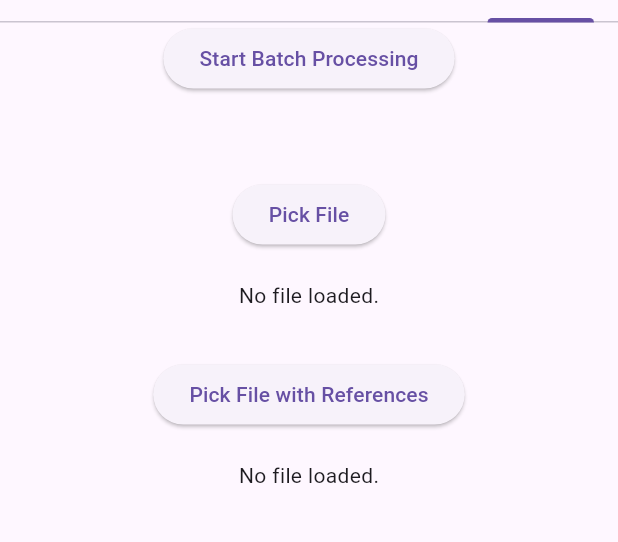
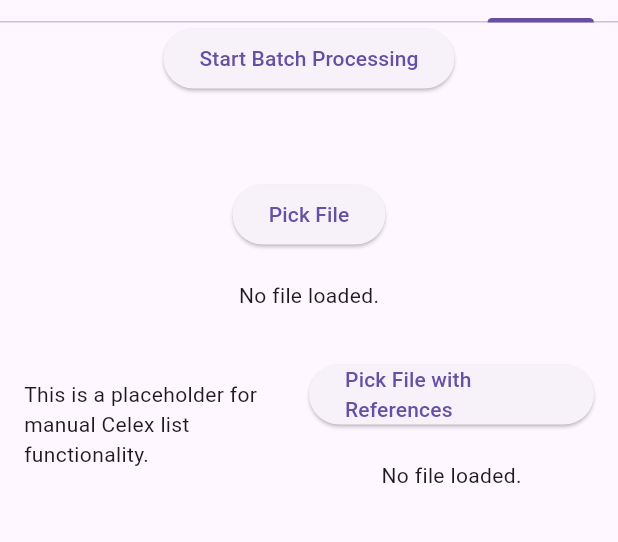
Before and after one commit to jumajazu2/eurolex, a Flutter app: the screen it shows after launch, tab 4 chosen, after a tap on "Pick File with References", on a phone screen of 412 x 824 dp, the part 51-593 px from its top. Run offline on Flutter 3.47's test engine with Material 3 defaults, Android fonts, the phone set to English and light mode, and no system bars; our stand-ins replace file_picker; missing offline and left inert: dart:ffi; network calls fail.

Commit message:
upload Reference, index select dropdown, manual Celex numbers upload WIP

```diff
--- a/lib/browseFiles.dart
+++ b/lib/browseFiles.dart
@@ -26,6 +26,7 @@ String pathDirMTD =
     r'\\OPENMEDIAVAULT\ExtSSD\EurLexDump\LEG_MTD_HTML_20250601_00_00'; // Windows path
 
 final logger = LogManager();
+var indexName = 'eurolex4'; // Index name for logging purposes
 
 final dirEN = Directory(pathDirEN);
 final dirSK = Directory(pathDirSK);
@@ -161,6 +162,7 @@ void listFilesInDirEN() async {
             czFile,
             mtdFile,
             dirID,
+            indexName
           );
 
           print(
--- a/lib/preparehtml.dart
+++ b/lib/preparehtml.dart
@@ -28,6 +28,7 @@ var fileEN_DOM;
 var fileCZ_DOM;
 var fileDOM2;
 var celexNumbersExtracted = [];
+var extractedCelex = ['------'];
 
 //purpose: load File 1 containing SK in file name, then load File 2 containing EN in file name
 
@@ -140,7 +141,8 @@ class _FilePickerButtonState extends State<FilePickerButton> {
                               fileContentSK,
                               fileContentCZ,
                               metadata,
-                              "dir", // Directory ID for logging purposes
+                              "dir",
+                              indexName, // Directory ID for logging purposes
                             );
                             // print(jsonOutput);
                           },
@@ -180,7 +182,6 @@ class _FilePickerButtonState2 extends State<FilePickerButton2> {
       if (await file.exists()) {
         String content = await file.readAsString();
 
-        setState(()
         // Update the state with the file content
         {
           fileContent2 = content;
@@ -205,37 +206,49 @@ class _FilePickerButtonState2 extends State<FilePickerButton2> {
           } else {
             print('File content is empty.');
           }
+          //manual overide of celex number extracted
+          celexNumbersExtracted = [
+            '32018D0859', //COMMISSION DECISION (EU) 2018/859
+            '62021CJ0457', // JUDGMENT OF THE COURT (Second Chamber) Case C‑457/21
+            '62017TJ0816', //  JUDGMENT OF THE GENERAL COURT  Cases T‑816/17 and T‑318/18,
+          ]; // Example manual override
+          print('Manual override of celex numbers: $celexNumbersExtracted');
 
+          //end of manual override
           for (var i in celexNumbersExtracted) {
             print('Processing Celex number: $i');
-            // Call the function to load HTML from the Celex number
-            loadHtmtFromCelex(celexNumbersExtracted[i], 'SK').then((
-              htmlSK,
-            ) async {
-              fileSK_DOM = html_parser.parse(htmlSK);
+
+            var fileEN = await loadHtmtFromCelex(i, 'EN');
+            fileEN_DOM = i + '.celex@@@' + fileEN;
+            print('Loaded EN HTML for Celex: $i');
+            var fileCZ = await loadHtmtFromCelex(i, 'CS');
+            fileCZ_DOM = i + '.celex@@@' + fileCZ;
+            print('Loaded CS HTML for Celex: $i');
+
+            var fileSK = await loadHtmtFromCelex(i, 'SK');
+            fileSK_DOM = i + '.celex@@@' + fileSK;
             print('Loaded SK HTML for Celex: $i');
+
+            metadata = "%%%#$i"; // Placeholder for metadata
+            extractParagraphs(
+              fileEN_DOM,
+              fileSK_DOM,
+              fileCZ_DOM,
+              metadata,
+              i,
+              "imported",
+            );
+
+            setState(() {
+              extractedCelex.add(
+                i,
+              ); // Add the processed Celex number to the list
+              print('Processed Celex number: $i');
             });
-
-            loadHtmtFromCelex(celexNumbersExtracted[i], 'EN').then((
-              htmlEN,
-            ) async {
-              fileEN_DOM = html_parser.parse(htmlEN);
-              print('Loaded EN HTML for Celex: $i');
-            });
-
-            loadHtmtFromCelex(celexNumbersExtracted[i], 'CZ').then((
-              htmlCZ,
-            ) async {
-              fileCZ_DOM = html_parser.parse(htmlCZ);
-              print('Loaded CZ HTML for Celex: $i');
-            });
-metadata = "URI_List"; // Placeholder for metadata
-            extractParagraphs(fileEN_DOM, fileSK_DOM, fileCZ_DOM, metadata, celexNumbersExtracted[i],
-            );
           }
           // Process the HTML content as needed
           // For example, you can extract specific elements or text from the HTML
-        });
+        }
       } else {
         print("File does not exist!");
       }
@@ -246,8 +259,13 @@ metadata = "URI_List"; // Placeholder for metadata
 
   @override
   Widget build(BuildContext context) {
-    return Padding(
+    return SingleChildScrollView(
+      child: Padding(
         padding: const EdgeInsets.all(16.0),
+        child: Row(
+          children: [
+            Expanded(child: manualCelexList()),
+            Expanded(
               child: Column(
                 mainAxisAlignment: MainAxisAlignment.center,
                 children: [
@@ -256,7 +274,9 @@ metadata = "URI_List"; // Placeholder for metadata
                     onPressed: pickAndLoadFile2,
                     child: Text('Pick File with References'),
                   ),
-          SizedBox(height: 20), // Space between the button and content box
+                  SizedBox(
+                    height: 20,
+                  ), // Space between the button and content box
                   // Box to display file content
                   fileContent2.isEmpty
                       ? Text('No file loaded.')
@@ -271,12 +291,14 @@ metadata = "URI_List"; // Placeholder for metadata
                             child: Column(
                               children: [
                                 Text(
-                          fileContent2,
+                                  extractedCelex.isEmpty
+                                      ? 'No Celex Numbers Processed.' // If the list is empty
+                                      : extractedCelex.length == 1
+                                      ? 'Processed Celex Number: ${extractedCelex.first}' // If the list has one value
+                                      : 'Processed Celex Numbers: ${extractedCelex.join(', ')}', // If the list has multiple values
                                   style: TextStyle(fontFamily: 'monospace'),
                                 ),
-
                                 SizedBox(height: 10),
-
                                 ElevatedButton(
                                   onPressed: () {
                                     var paragraphs = extractParagraphs(
@@ -284,20 +306,34 @@ metadata = "URI_List"; // Placeholder for metadata
                                       fileContentSK,
                                       fileContentCZ,
                                       metadata,
-                              "dir", // Directory ID for logging purposes
+                                      "dir",
+                                      indexName, // Directory ID for logging purposes
                                     );
-                            // print(jsonOutput);
                                   },
                                   child: Text('Extract Paragraphs'),
                                 ),
                               ],
                             ),
-                    // Space between file name and content
                           ),
                         ),
                       ),
                 ],
               ),
+            ),
+          ],
+        ),
+      ),
+    );
+  }
+}
+
+class manualCelexList extends StatelessWidget {
+  @override
+  Widget build(BuildContext context) {
+    return Column(
+      children: [
+        Text('This is a placeholder for manual Celex list functionality.'),
+      ],
     );
   }
 }
@@ -308,14 +344,14 @@ Future<String> loadHtmtFromCelex(
 ) async //based on Celex, language create a link and download any lang file, //eur-lex.europa.eu/legal-content/SK/TXT/HTML/?uri=CELEX:32017D0502
 {
   String url =
-      'http://eur-lex.europa.eu/legal-content/$lang/TXT/?uri=CELEX:$celex';
+      'http://eur-lex.europa.eu/legal-content/$lang/TXT/HTML/?uri=CELEX:$celex';
   print('Loading HTML from URL: $url');
 
   try {
     final response = await http.get(Uri.parse(url));
     if (response.statusCode == 200) {
       String htmlContent = response.body;
-      print('HTML content loaded successfully.');
+      print('HTML content loaded successfully: celex: $celex, lang: $lang');
 
       return htmlContent; // Return the HTML content as a string
       // Process the HTML content as needed
--- a/lib/processDOM.dart
+++ b/lib/processDOM.dart
@@ -26,7 +26,8 @@ List<Map<String, dynamic>> extractParagraphs(
   String htmlSK,
   String htmlCZ,
   String metadata,
-  String dirID, // Directory ID for logging purposes
+  String dirID,
+  String indexName, // Directory ID for logging purposes
 ) {
   //check if files names match expect lang
 
@@ -157,19 +158,19 @@ List<Map<String, dynamic>> extractParagraphs(
     }
   }
   jsonOutput = jsonEncode(jsonData);
-  openSearchUpload(jsonData);
+  openSearchUpload(jsonData, indexName);
 
   logger.log(
     "$dirPointer, $dirID, Processed, Celex: $celex, status_ok, $htmlENFileName",
   );
   //JSOn ready, now turning in into NDJSON + action part
-
+  print("Extract paragraphs uploaded to Open Search>COMPLETED");
   return jsonData;
 }
 
 //https://eur-lex.europa.eu/legal-content/EN-SK/TXT/?uri=CELEX:32022D2391
 
-void openSearchUpload(json) {
+void openSearchUpload(json, indexName) {
   // Your regular JSON data (similar to the data you uploaded)
   var bilingualData = json;
 
@@ -182,7 +183,7 @@ void openSearchUpload(json) {
   for (var sentence in bilingualData) {
     var action = {
       "index": {
-        "_index": "eurolex4", // Your OpenSearch index name
+        "_index": indexName, // Your OpenSearch index name
         // Let OpenSearch generate a unique _id
         // _id is omitted, so OpenSearch generates it automatically
       },
@@ -230,6 +231,12 @@ Future<String> sendToOpenSearch(String url, List<String> bulkData) async {
 String getmetadata(metadataRDF) //get celex and cellar info from RDF metadata
 // find rdf:resource="http://publications.europa.eu/resource/celex/  data follows
 {
+  if (metadataRDF.contains('%%%#')) {
+    metadataRDF = metadataRDF.split('%%%#')[1];
+    print('Celex Overide for Reference Upload: $metadataRDF');
+    return metadataRDF;
+  }
+
   final regex = RegExp(
     r'owl:sameAs rdf:resource="http://publications\.europa\.eu/resource/celex/([^"/]+)',
   );
--- a/lib/search.dart
+++ b/lib/search.dart
@@ -21,6 +21,7 @@ var contextEnSkCz;
 var queryText;
 var queryPattern;
 List enHighlightedResults = [];
+var activeIndex = 'imported';
 
 class SearchTabWidget extends StatefulWidget {
   final String queryText;
@@ -45,7 +46,7 @@ class _SearchTabWidgetState extends State<SearchTabWidget> {
     queryPattern = query;
 
     var resultsOS = await sendToOpenSearch(
-      'http://localhost:9200/eurolex4/_search',
+      'http://localhost:9200/$activeIndex/_search',
       [jsonEncode(query)],
     );
     var decodedResults = jsonDecode(resultsOS);
@@ -422,6 +423,11 @@ class _SearchTabWidgetState extends State<SearchTabWidget> {
         // Search field with Enter key trigger
         Padding(
           padding: const EdgeInsets.all(8.0),
+          child: Row(
+            children: [
+              // TextField taking most of the space
+              Expanded(
+                flex: 9, // 9/10 of the row
                 child: TextField(
                   controller: _searchController,
                   decoration: InputDecoration(
@@ -439,6 +445,48 @@ class _SearchTabWidgetState extends State<SearchTabWidget> {
                     ),
                   ),
                   onSubmitted: (value) => _startSearch(),
+                ),
+              ),
+              SizedBox(
+                width: 30,
+              ), // Add some spacing between the TextField and the dropdown
+              // Dropdown taking about 1/10 of the space
+              Flexible(
+                flex: 1, // 1/10 of the row
+                child: InputDecorator(
+                  decoration: InputDecoration(
+                    labelText: 'Search Index', // Label embedded in the frame
+                    border: OutlineInputBorder(
+                      borderRadius: BorderRadius.circular(8),
+                    ),
+                    contentPadding: EdgeInsets.symmetric(
+                      horizontal: 12,
+                      vertical: 8,
+                    ),
+                  ),
+                  child: DropdownButtonHideUnderline(
+                    child: DropdownButton<String>(
+                      isExpanded: true,
+                      value: activeIndex, // Default selected value
+                      items:
+                          <String>['eurolex4', 'imported'].map((String value) {
+                            return DropdownMenuItem<String>(
+                              value: value,
+                              child: Text(value),
+                            );
+                          }).toList(),
+                      onChanged: (String? newValue) {
+                        setState(() {
+                          activeIndex = newValue!;
+                        });
+                        // Handle dropdown selection
+                        print('Selected: $newValue');
+                      },
+                    ),
+                  ),
+                ),
+              ),
+            ],
           ),
         ),
         // Start Search button
@@ -508,7 +556,7 @@ class _SearchTabWidgetState extends State<SearchTabWidget> {
               Padding(
                 padding: const EdgeInsets.all(8.0),
                 child: Text(
-                  'Query: $queryText',
+                  'Query at $activeIndex: $queryText',
                   style: TextStyle(fontSize: 16, fontWeight: FontWeight.bold),
                 ),
               ),
```
Lines whose indentation alone changed are shown as unchanged.
